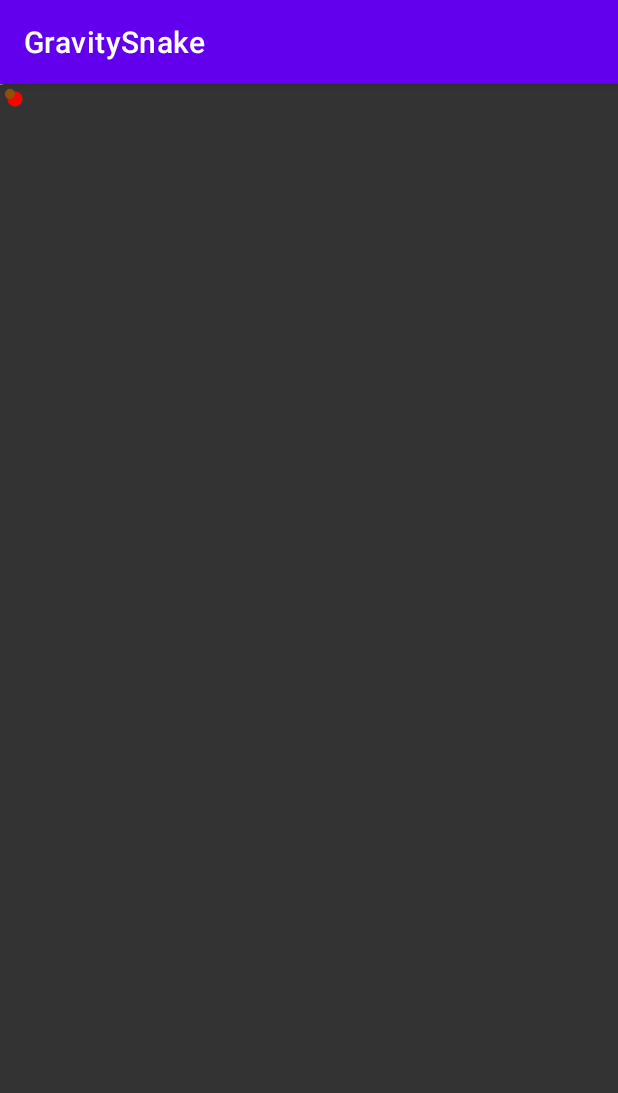
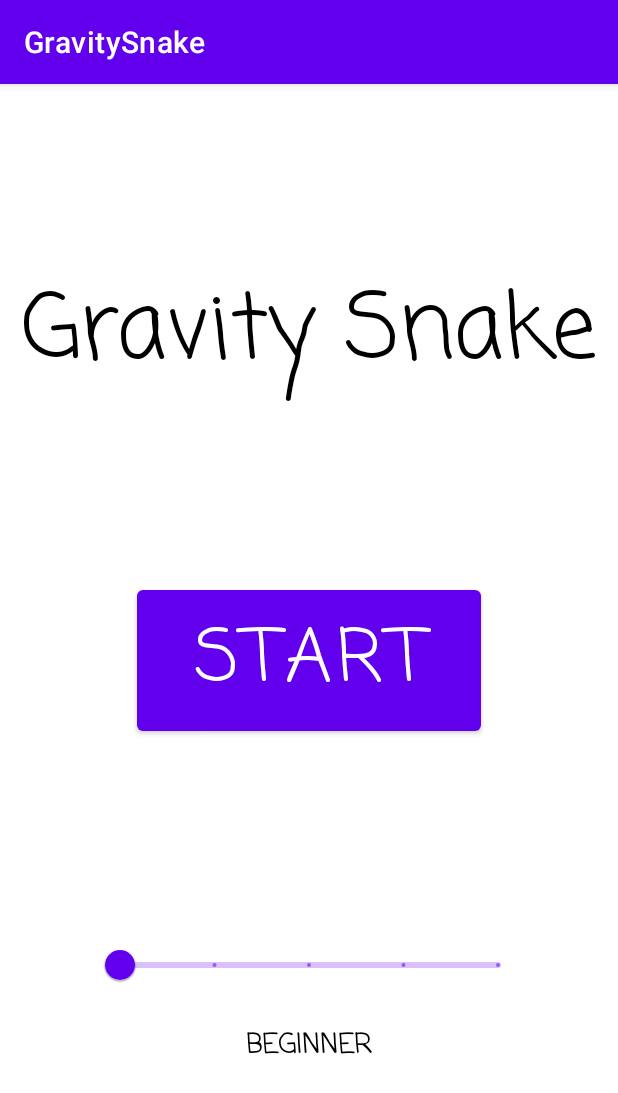
Before and after one commit to tylervalentine/Gravity-Snake-Game, an Android app: the screen it shows after launch (GameActivity before the commit, WelcomeActivity after it), on a phone screen of 412 x 824 dp. Shown: the top 1093 px of the screen. Run offline under Robolectric (Android 15) with nearby library versions, the phone set to English and light mode, and no system bars.

Commit message:
Update layout

```diff
--- a/app/src/main/AndroidManifest.xml
+++ b/app/src/main/AndroidManifest.xml
@@ -16,7 +16,11 @@
         <activity
             android:name=".GameActivity"
             android:exported="true"
-            android:screenOrientation="portrait">
+            android:screenOrientation="portrait"/>
+            <activity
+                android:name=".WelcomeActivity"
+                android:exported="true"
+                android:screenOrientation="portrait">
             <intent-filter>
                 <action android:name="android.intent.action.MAIN" />
                 <category android:name="android.intent.category.LAUNCHER" />
--- a/app/src/main/java/edu/moravian/csci215/gravitysnake/SnakeGameView.kt
+++ b/app/src/main/java/edu/moravian/csci215/gravitysnake/SnakeGameView.kt
@@ -105,10 +105,17 @@ class SnakeGameView constructor(context: Context, attrs: AttributeSet? = null) :
 
         // TODO: update the game and draw the contents of the view
         snakeGame.update()
-        canvas.drawCircle(Snake.BODY_PIECE_SIZE_DP, Snake.BODY_PIECE_SIZE_DP, Snake.BODY_PIECE_SIZE_DP / 2, bodyPaint)
-        canvas.drawCircle(SnakeGame.FOOD_SIZE_DP, SnakeGame.FOOD_SIZE_DP, SnakeGame.FOOD_SIZE_DP / 2, foodPaint)
-        canvas.drawCircle(SnakeGame.WALL_SIZE_DP, SnakeGame.WALL_SIZE_DP, SnakeGame.WALL_SIZE_DP / 2, wallPaint)
-        canvas.drawCircle(SnakeGame.WALL_SIZE_DP, SnakeGame.WALL_SIZE_DP, SnakeGame.WALL_SIZE_DP / 2, wallPaint)
+        for (location in snakeGame.bodyLocations)
+        {
+            canvas.drawCircle(location.x, location.y, dpToPx(Snake.BODY_PIECE_SIZE_DP), bodyPaint)
+        }
+
+        canvas.drawCircle(snakeGame.foodLocation.x, snakeGame.foodLocation.y, dpToPx(SnakeGame.FOOD_SIZE_DP), foodPaint)
+        for (location in snakeGame.wallLocations)
+        {
+            canvas.drawCircle(location.x, location.y, dpToPx(SnakeGame.WALL_SIZE_DP), wallPaint)
+        }
+
         canvas.drawText(snakeGame.score.toString(), 0f,0f, scorePaint)
 
         // Make sure that drawing things utilize the SnakeGame.FOOD_SIZE_DP, SnakeGame.WALL_SIZE_DP,
--- a/app/src/main/res/layout/welcome_screen.xml
+++ b/app/src/main/res/layout/welcome_screen.xml
@@ -28,10 +28,12 @@
         android:fontFamily="casual"
         android:text="@string/start_game"
         android:textSize="48sp"
+        android:onClick="changeScreenView"
         app:layout_constraintBottom_toBottomOf="parent"
         app:layout_constraintEnd_toEndOf="parent"
         app:layout_constraintStart_toStartOf="parent"
-        app:layout_constraintTop_toTopOf="parent" />
+        app:layout_constraintTop_toTopOf="parent"
+        tools:ignore="OnClick" />
 
     <com.google.android.material.slider.Slider
         android:id="@+id/difficultySlider"
```
Also changed, not shown: 1 other file.
